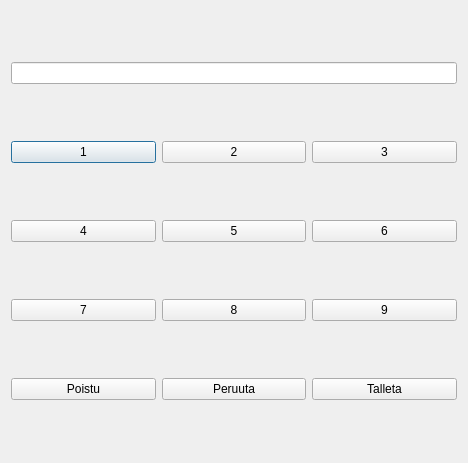
The window that bankautomat/talletawindow.ui (bank-2022/group17) describes before a commit, drawn with Qt 5.
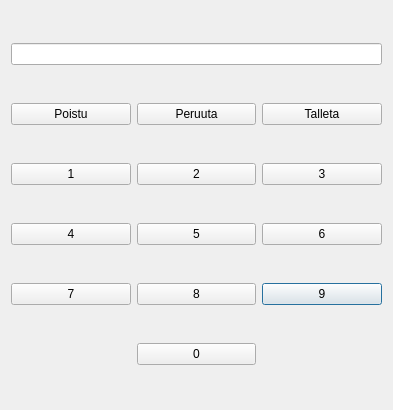
The same window after the commit.

What changed in the file:
```diff
--- a/bankautomat/talletawindow.ui
+++ b/bankautomat/talletawindow.ui
@@ -6,98 +6,105 @@
    <rect>
     <x>0</x>
     <y>0</y>
-    <width>468</width>
-    <height>463</height>
+    <width>393</width>
+    <height>410</height>
    </rect>
   </property>
   <property name="windowTitle">
    <string>Dialog</string>
   </property>
   <layout class="QGridLayout" name="gridLayout">
-   <item row="1" column="0">
-    <widget class="QPushButton" name="pushButton_1">
+   <item row="4" column="2">
+    <widget class="QPushButton" name="pushButton_9">
      <property name="text">
-      <string>1</string>
+      <string>9</string>
+     </property>
+    </widget>
+   </item>
+   <item row="3" column="1">
+    <widget class="QPushButton" name="pushButton_5">
+     <property name="text">
+      <string>5</string>
      </property>
     </widget>
    </item>
    <item row="1" column="1">
-    <widget class="QPushButton" name="pushButton_2">
+    <widget class="QPushButton" name="PeruutaButton">
      <property name="text">
-      <string>2</string>
+      <string>Peruuta</string>
      </property>
     </widget>
    </item>
-   <item row="1" column="2">
+   <item row="1" column="0">
+    <widget class="QPushButton" name="PoistuButton">
+     <property name="text">
+      <string>Poistu</string>
+     </property>
+    </widget>
+   </item>
+   <item row="2" column="2">
     <widget class="QPushButton" name="pushButton_3">
      <property name="text">
       <string>3</string>
      </property>
     </widget>
    </item>
-   <item row="2" column="0">
+   <item row="1" column="2">
+    <widget class="QPushButton" name="TalletaButton">
+     <property name="text">
+      <string>Talleta</string>
+     </property>
+    </widget>
+   </item>
+   <item row="3" column="0">
     <widget class="QPushButton" name="pushButton_4">
      <property name="text">
       <string>4</string>
      </property>
     </widget>
    </item>
+   <item row="4" column="0">
+    <widget class="QPushButton" name="pushButton_7">
+     <property name="text">
+      <string>7</string>
+     </property>
+    </widget>
+   </item>
+   <item row="5" column="1">
+    <widget class="QPushButton" name="pushButton_0">
+     <property name="text">
+      <string>0</string>
+     </property>
+    </widget>
+   </item>
+   <item row="2" column="0">
+    <widget class="QPushButton" name="pushButton_1">
+     <property name="text">
+      <string>1</string>
+     </property>
+    </widget>
+   </item>
    <item row="2" column="1">
-    <widget class="QPushButton" name="pushButton_5">
+    <widget class="QPushButton" name="pushButton_2">
      <property name="text">
-      <string>5</string>
+      <string>2</string>
      </property>
     </widget>
    </item>
-   <item row="2" column="2">
+   <item row="3" column="2">
     <widget class="QPushButton" name="pushButton_6">
      <property name="text">
       <string>6</string>
      </property>
     </widget>
    </item>
-   <item row="3" column="0">
-    <widget class="QPushButton" name="pushButton_7">
-     <property name="text">
-      <string>7</string>
-     </property>
-    </widget>
-   </item>
-   <item row="3" column="1">
+   <item row="4" column="1">
     <widget class="QPushButton" name="pushButton_8">
      <property name="text">
       <string>8</string>
      </property>
     </widget>
    </item>
-   <item row="3" column="2">
-    <widget class="QPushButton" name="pushButton_9">
-     <property name="text">
-      <string>9</string>
-     </property>
-    </widget>
-   </item>
-   <item row="4" column="0">
-    <widget class="QPushButton" name="PoistuButton">
-     <property name="text">
-      <string>Poistu</string>
-     </property>
-    </widget>
-   </item>
-   <item row="4" column="1">
-    <widget class="QPushButton" name="PeruutaButton">
-     <property name="text">
-      <string>Peruuta</string>
-     </property>
-    </widget>
-   </item>
-   <item row="4" column="2">
-    <widget class="QPushButton" name="TalletaButton">
-     <property name="text">
-      <string>Talleta</string>
-     </property>
-    </widget>
-   </item>
    <item row="0" column="0" colspan="3">
     <widget class="QLineEdit" name="Talleta_lineEdit"/>
    </item>
```
Left out of the diff: 14 changed lines with no effect on the pictures.
